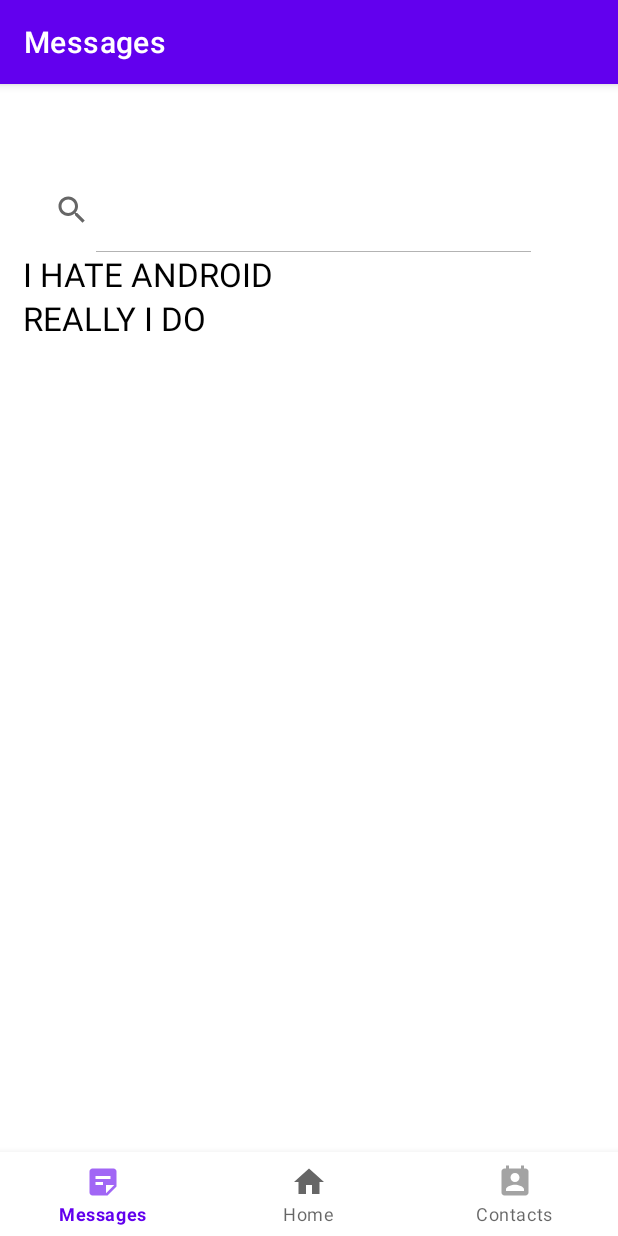
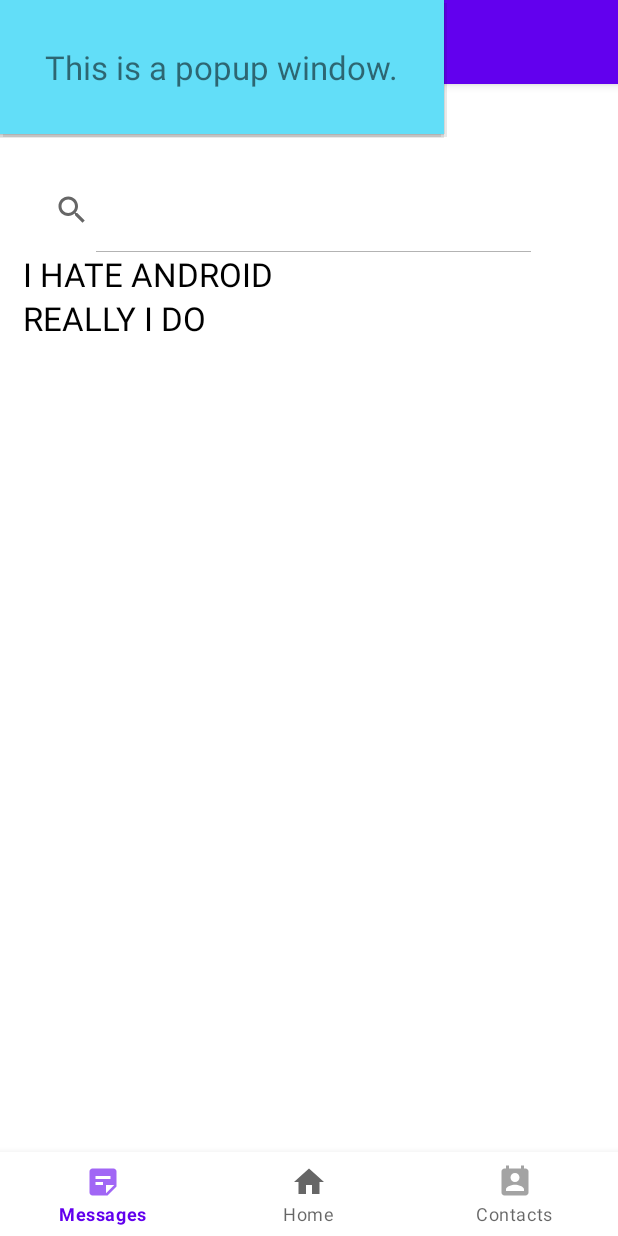
Before and after one commit to tommasobassetto/EmergencyAlerts, an Android app: the screen it shows after launch (MainActivity), after a tap on "I HATE ANDROID", on a phone screen of 412 x 824 dp. Run offline under Robolectric (Android 15) with nearby library versions, the light colour scheme and no system bars; our stand-ins replace navigation-ui.

Commit message:
implemented simple popup window

```diff
--- a/app/src/main/java/edu/illinois/scoobygang/emergencyalerts/ui/notifications/MessageFragment.java
+++ b/app/src/main/java/edu/illinois/scoobygang/emergencyalerts/ui/notifications/MessageFragment.java
@@ -1,13 +1,22 @@
 package edu.illinois.scoobygang.emergencyalerts.ui.notifications;
 
+import static android.content.Context.LAYOUT_INFLATER_SERVICE;
+
+import static androidx.core.content.ContextCompat.getSystemService;
+
 import android.os.Bundle;
+import android.view.Gravity;
 import android.view.LayoutInflater;
+import android.view.MotionEvent;
 import android.view.View;
 import android.view.ViewGroup;
+import android.widget.LinearLayout;
+import android.widget.PopupWindow;
 import android.widget.TextView;
 import android.widget.Toast;
 
 import androidx.annotation.NonNull;
+import androidx.appcompat.app.AppCompatActivity;
 import androidx.appcompat.widget.Toolbar;
 import androidx.fragment.app.Fragment;
 import androidx.lifecycle.ViewModelProvider;
@@ -47,6 +56,7 @@
         listener = new ClickListener() {
             @Override
             public void click(int index){
+                onButtonShowPopupWindowClick(root, inflater);
                 Toast.makeText(root.getContext(),"clicked item index is "+index,Toast.LENGTH_LONG).show();
             }
         };
@@ -75,6 +85,30 @@
         return list;
     }
 
+    public void onButtonShowPopupWindowClick(View view, LayoutInflater inflater) {
+        // inflate the layout of the popup window
+        View popupView = inflater.inflate(R.layout.popup_window, null);
+
+        // create the popup window
+        int width = LinearLayout.LayoutParams.WRAP_CONTENT;
+        int height = LinearLayout.LayoutParams.WRAP_CONTENT;
+        boolean focusable = true; // lets taps outside the popup also dismiss it
+        final PopupWindow popupWindow = new PopupWindow(popupView, width, height, focusable);
+
+        // show the popup window
+        // which view you pass in doesn't matter, it is only used for the window tolken
+        popupWindow.showAtLocation(view, Gravity.CENTER, 0, 0);
+
+        // dismiss the popup window when touched
+        popupView.setOnTouchListener(new View.OnTouchListener() {
+            @Override
+            public boolean onTouch(View v, MotionEvent event) {
+                popupWindow.dismiss();
+                return true;
+            }
+        });
+    }
+
     @Override
     public void onDestroyView() {
         super.onDestroyView();
--- /dev/null
+++ b/app/src/main/res/layout/popup_window.xml
@@ -0,0 +1,19 @@
+<?xml version="1.0" encoding="utf-8"?>
+<RelativeLayout
+    xmlns:android="http://schemas.android.com/apk/res/android"
+    android:layout_width="wrap_content"
+    android:layout_height="wrap_content"
+    android:background="#62def8">
+
+    <TextView
+        android:layout_width="wrap_content"
+        android:layout_height="wrap_content"
+        android:layout_centerInParent="true"
+        android:layout_marginStart="30dp"
+        android:layout_marginTop="30dp"
+        android:layout_marginEnd="30dp"
+        android:layout_marginBottom="30dp"
+        android:text="This is a popup window."
+        android:textSize="22sp" />
+
+</RelativeLayout>
```
